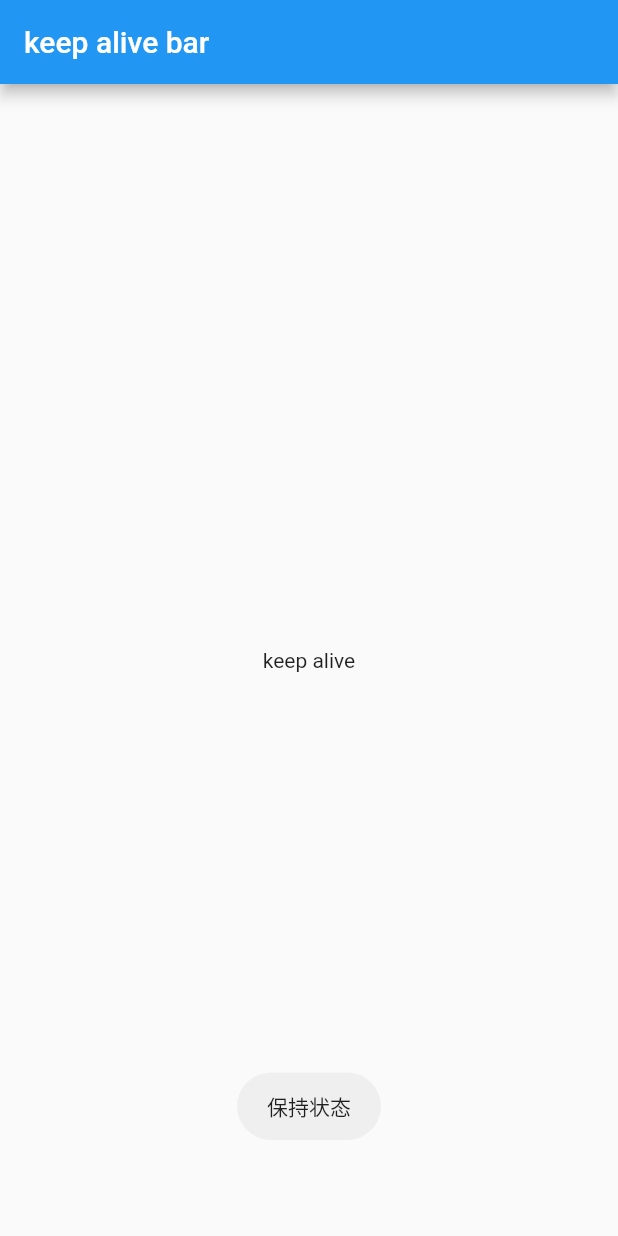
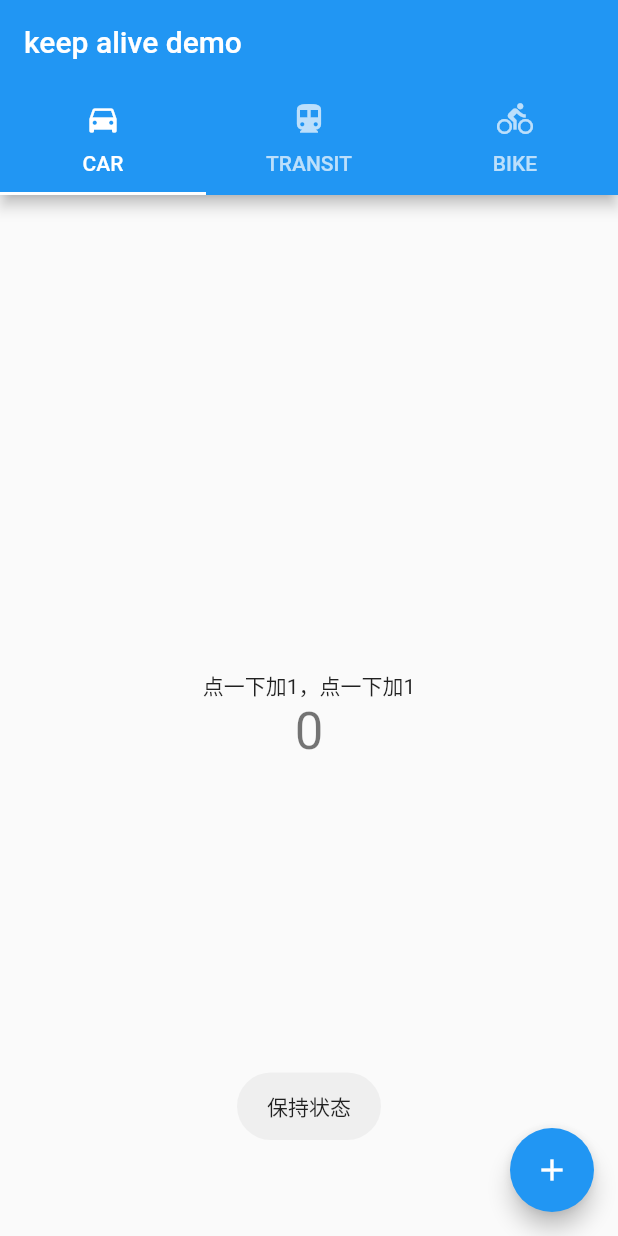
Before and after one commit to wjcwsq/flutter_study, a Flutter app: the screen it shows after launch, after a tap on "保持状态", on a phone screen of 412 x 824 dp. Run offline on Flutter 3.47's test engine with Material 2 defaults, Android fonts, the phone set to English and light mode, and no system bars; our stand-ins replace fluttertoast.

Commit message:
保持状态

```diff
--- a/lib/keep_state/keep_alive.dart
+++ b/lib/keep_state/keep_alive.dart
@@ -1,25 +1,68 @@
 import 'package:flutter/material.dart';
+import 'keep_alive_page.dart';
 
-class KeepAliveApp extends StatelessWidget{
+class KeepAliveApp extends StatelessWidget {
   @override
   Widget build(BuildContext context) {
-    // TODO: implement build
+    // 这里返回的是MaterialApp，相当于一个新的应用，所以没有左上角的返回箭头
     return MaterialApp(
       title: 'keep alive app',
       // 这个值，可以省略，源码中会自动检查，若为空，自动赋值为 Colors.blue
       theme: ThemeData(
         primarySwatch: Colors.blue,
       ),
-      home: Scaffold(
-        appBar: AppBar(
-          title: Text('keep alive bar'),
-        ),
-        body: Center(
-          child: Text('keep alive'),
-        ),
-      ),
+      home: _KeepAliveDemo(),
+    );
+  }
+}
 
+class _KeepAliveDemo extends StatefulWidget {
+  @override
+  _keepAliveDemoState createState() => _keepAliveDemoState();
+}
+
+class _keepAliveDemoState extends State<_KeepAliveDemo>
+    with SingleTickerProviderStateMixin { // 1. with 继承
+  TabController _tabController; // 2. 定义controller
+
+  @override
+  void initState() {
+    super.initState();
+    _tabController = TabController( // 3. 重写initState()，并实始化
+      length: 3,
+      vsync: this,
     );
   }
 
+  @override
+  void dispose(){
+    super.dispose();
+    _tabController.dispose(); // 4. dispose()
+  }
+
+  @override
+  Widget build(BuildContext context) {
+
+    return Scaffold(
+      appBar: AppBar(
+        title: Text('keep alive demo'),
+        bottom: TabBar( // 5. 加tabbar
+          controller: _tabController,
+          tabs: <Widget>[
+            Tab(text: 'CAR', icon: Icon(Icons.directions_car),),
+            Tab(text: 'TRANSIT', icon: Icon(Icons.directions_transit)),
+            Tab(text: 'BIKE', icon: Icon(Icons.directions_bike)),
+          ],
+        ),
+      ),
+      body: TabBarView( // 6. 加 TabBarView
+        controller: _tabController,
+        children: <Widget>[
+          KeepAlivePage(), // 7. 子页面，不要加  appBar
+          KeepAlivePage(),
+          KeepAlivePage(),
+        ],
+      ),
+    );
+  }
 }
--- /dev/null
+++ b/lib/keep_state/keep_alive_page.dart
@@ -0,0 +1,43 @@
+import 'package:flutter/material.dart';
+
+class KeepAlivePage extends StatefulWidget{
+
+  @override
+  _KeepAlivePageState createState() => _KeepAlivePageState();
+}
+
+class _KeepAlivePageState extends State<KeepAlivePage>
+  with AutomaticKeepAliveClientMixin{
+
+  int  _counter = 0;
+  @override
+  bool get wantKeepAlive => true;
+
+  void _incrementCounter(){
+    setState(() {
+      _counter++;
+    });
+  }
+
+  @override
+  Widget build(BuildContext contexct){
+
+    return Scaffold(
+      body: Center(
+        child: Column(
+          mainAxisAlignment: MainAxisAlignment.center,
+          children: <Widget>[
+            Text('点一下加1，点一下加1'),
+            Text('$_counter', style: Theme.of(context).textTheme.display1,),
+          ],
+        ),
+      ),
+      floatingActionButton: FloatingActionButton(
+        tooltip: 'increment',
+        child: Icon(Icons.add),
+        onPressed: _incrementCounter,
+      ),
+
+    );
+  }
+}
--- a/lib/main.dart
+++ b/lib/main.dart
@@ -126,15 +126,6 @@ class _MyHomePageState extends State<MyHomePage> {
               onPressed: ()=> print('press raisedbutton!'),
 
             ),
-            // 图标的ToolTip，且显示在控件上方
-            Tooltip(
-              message: '点击删除此项内容',
-              preferBelow: false,
-              child: Icon(
-                Icons.delete,
-                color: Colors.red,
-              ),
-            ),
             Divider(),
             // Tooltip 测试
             Tooltip(
@@ -168,6 +159,13 @@ class _MyHomePageState extends State<MyHomePage> {
               },
             ),
             Divider(),
+            RaisedButton(
+              child: Text('搜索条'),
+              onPressed: (){
+                Fluttertoast.showToast(msg: '这是搜索条');
+              },
+            ),
+            Divider(),
           ],
         ),
       ),
```
Also changed, not shown: 1 other file.
